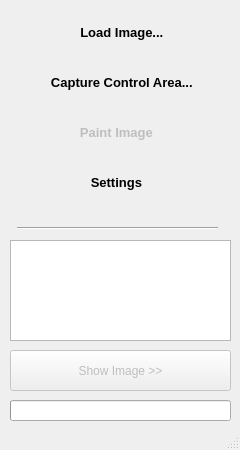
Before: the Qt Designer form rustdavinci/ui/views/mainui.ui in Johnnycyan/rust-painter, drawn with Qt 5.
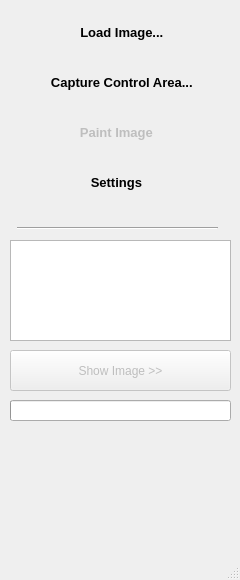
After: the same form once the commit is applied. Icons and pictures are not drawn.

```diff
--- a/rustdavinci/ui/views/mainui.ui
+++ b/rustdavinci/ui/views/mainui.ui
@@ -7,19 +7,19 @@
     <x>0</x>
     <y>0</y>
     <width>240</width>
-    <height>450</height>
+    <height>580</height>
    </rect>
   </property>
   <property name="minimumSize">
    <size>
     <width>240</width>
-    <height>450</height>
+    <height>580</height>
    </size>
   </property>
   <property name="maximumSize">
    <size>
     <width>240</width>
-    <height>450</height>
+    <height>580</height>
    </size>
   </property>
   <property name="windowTitle">
```
